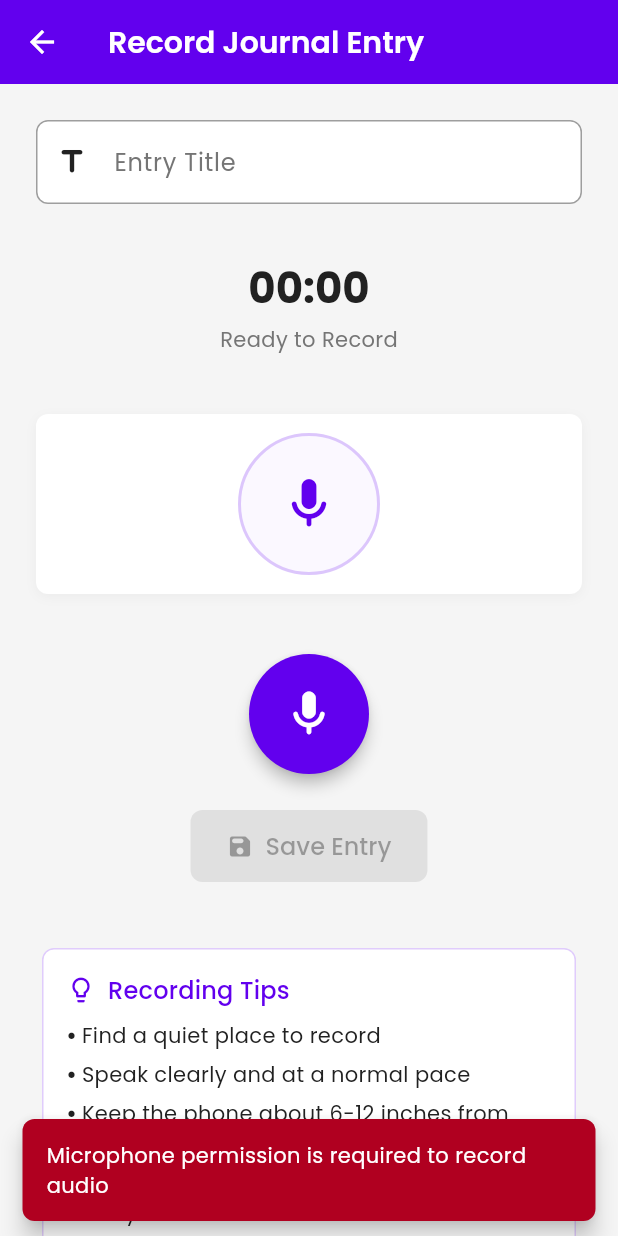
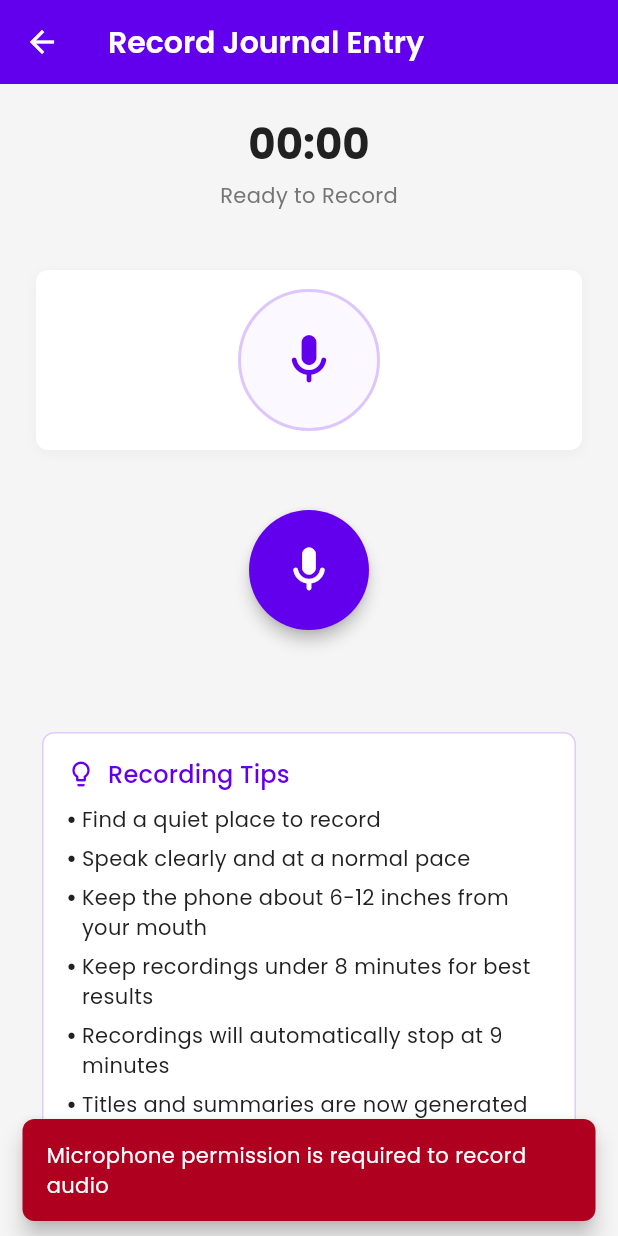
Before and after one commit to Emcoding15/AIDiary, a Flutter app: the RecordScreen screen opened directly, on a phone screen of 412 x 824 dp. Run offline on Flutter 3.47's test engine with Material 3 defaults, Android fonts, the phone set to English and light mode, and no system bars; our stand-ins replace firebase_auth, firebase_core, google_fonts, google_generative_ai, just_audio, permission_handler and 1 more; missing offline and left inert: ffmpeg_kit_flutter_new, record; accounts and stored records are empty.

Commit message:
Remove title input field and integrate AI-generated titles for journal entries

```diff
--- a/lib/screens/record_screen.dart
+++ b/lib/screens/record_screen.dart
@@ -19,7 +19,7 @@ class _RecordScreenState extends State<RecordScreen> with TickerProviderStateMix
   bool _isRecording = false;
   bool _isPaused = false;
   int _recordingDuration = 0;
-  final TextEditingController _titleController = TextEditingController();
+  // Removed title controller (title is now AI-generated)
   final RecordingService _recordingService = RecordingService();
   final AIService _aiService = AIService();
   late Timer _timer;
@@ -84,7 +84,7 @@ class _RecordScreenState extends State<RecordScreen> with TickerProviderStateMix
 
   @override
   void dispose() {
-    _titleController.dispose();
+  // _titleController removed
     if (_isRecording) {
       _stopTimer();
       _recordingService.cancelRecording();
@@ -211,20 +211,17 @@ class _RecordScreenState extends State<RecordScreen> with TickerProviderStateMix
     }
   }
 
-  Future<void> _stopRecording() async {
+  Future<void> _stopRecording({bool showSnackBar = true}) async {
     final path = await _recordingService.stopRecording();
     _stopTimer();
-
     // Get final file size
     await _updateFileSize();
-
     setState(() {
       _isRecording = false;
       _isPaused = false;
     });
     _micAnimationController.reverse();
-
-    if (path != null) {
+    if (showSnackBar && path != null) {
       ScaffoldMessenger.of(context).showSnackBar(
         SnackBar(
           content: const Text('Recording saved successfully'),
@@ -354,21 +351,6 @@ class _RecordScreenState extends State<RecordScreen> with TickerProviderStateMix
           child: Column(
             crossAxisAlignment: CrossAxisAlignment.stretch,
             children: [
-              // Title input field
-              TextField(
-                controller: _titleController,
-                decoration: InputDecoration(
-                  labelText: 'Entry Title',
-                  hintText: 'Give your journal entry a title',
-                  prefixIcon: const Icon(Icons.title_rounded),
-                  border: OutlineInputBorder(
-                    borderRadius: BorderRadius.circular(AppTheme.borderRadiusMedium),
-                  ),
-                ),
-                style: Theme.of(context).textTheme.bodyLarge,
-              ),
-
-              const SizedBox(height: 40),
 
               // Recording timer and file size
               Center(
@@ -475,8 +457,10 @@ class _RecordScreenState extends State<RecordScreen> with TickerProviderStateMix
 
               // Additional controls
               if (_isRecording) ...[
-                Row(
-                  mainAxisAlignment: MainAxisAlignment.center,
+                Wrap(
+                  alignment: WrapAlignment.center,
+                  spacing: 16,
+                  runSpacing: 12,
                   children: [
                     // Pause/Resume button
                     ElevatedButton.icon(
@@ -486,37 +470,89 @@ class _RecordScreenState extends State<RecordScreen> with TickerProviderStateMix
                             ? Theme.of(context).colorScheme.primary
                             : AppTheme.warningAmber,
                         foregroundColor: Colors.white,
+                        minimumSize: const Size(120, 48),
+                        padding: const EdgeInsets.symmetric(horizontal: 12, vertical: 10),
                       ),
                       icon: Icon(_isPaused ? Icons.play_arrow_rounded : Icons.pause_rounded),
                       label: Text(_isPaused ? 'Resume' : 'Pause'),
                     ),
-                    const SizedBox(width: 16),
                     // Save button
                     ElevatedButton.icon(
                       onPressed: _saveRecording,
                       style: ElevatedButton.styleFrom(
                         backgroundColor: AppTheme.successGreen,
                         foregroundColor: Colors.white,
+                        minimumSize: const Size(100, 48),
+                        padding: const EdgeInsets.symmetric(horizontal: 12, vertical: 10),
                       ),
                       icon: const Icon(Icons.save_rounded),
                       label: const Text('Save'),
                     ),
+                    // Discard button
+                    ElevatedButton.icon(
+                      onPressed: () async {
+                        if (_isRecording) await _stopRecording(showSnackBar: false);
+                        // Remove the current file if exists
+                        if (_recordingService.currentFilePath != null) {
+                          try {
+                            final file = File(_recordingService.currentFilePath!);
+                            if (await file.exists()) {
+                              await file.delete();
+                            }
+                          } catch (_) {}
+                        }
+                        Navigator.pop(context);
+                      },
+                      style: ElevatedButton.styleFrom(
+                        backgroundColor: AppTheme.errorColor,
+                        foregroundColor: Colors.white,
+                        minimumSize: const Size(110, 48),
+                        padding: const EdgeInsets.symmetric(horizontal: 12, vertical: 10),
+                      ),
+                      icon: const Icon(Icons.delete_rounded),
+                      label: const Text('Discard'),
+                    ),
                   ],
                 ),
               ] else ...[
-                // Save button (disabled until recording is made)
-                Center(
-                  child: ElevatedButton.icon(
-                    onPressed: _recordingService.currentFilePath != null ? _saveRecording : null,
-                    style: ElevatedButton.styleFrom(
-                      backgroundColor: AppTheme.successGreen,
-                      foregroundColor: Colors.white,
-                      disabledBackgroundColor: Colors.grey.shade300,
-                    ),
-                    icon: const Icon(Icons.save_rounded),
-                    label: const Text('Save Entry'),
+                // Save/Discard buttons after recording
+                if (_recordingService.currentFilePath != null) ...[
+                  Row(
+                    mainAxisAlignment: MainAxisAlignment.center,
+                    children: [
+                      ElevatedButton.icon(
+                        onPressed: _saveRecording,
+                        style: ElevatedButton.styleFrom(
+                          backgroundColor: AppTheme.successGreen,
+                          foregroundColor: Colors.white,
+                        ),
+                        icon: const Icon(Icons.save_rounded),
+                        label: const Text('Save Entry'),
+                      ),
+                      const SizedBox(width: 16),
+                      ElevatedButton.icon(
+                        onPressed: () async {
+                          // Remove the current file if exists
+                          if (_recordingService.currentFilePath != null) {
+                            try {
+                              final file = File(_recordingService.currentFilePath!);
+                              if (await file.exists()) {
+                                await file.delete();
+                              }
+                            } catch (_) {}
+                          }
+                          Navigator.pop(context);
+                        },
+                        style: ElevatedButton.styleFrom(
+                          backgroundColor: AppTheme.errorColor,
+                          foregroundColor: Colors.white,
+                        ),
+                        icon: const Icon(Icons.delete_rounded),
+                        label: const Text('Discard'),
+                      ),
+                    ],
                   ),
-                ),
+                ],
               ],
 
               const SizedBox(height: 16),
@@ -556,9 +592,9 @@ class _RecordScreenState extends State<RecordScreen> with TickerProviderStateMix
                         _buildTipItem('Find a quiet place to record'),
                         _buildTipItem('Speak clearly and at a normal pace'),
                         _buildTipItem('Keep the phone about 6-12 inches from your mouth'),
-                        _buildTipItem('Add a title that helps you remember this entry'),
                         _buildTipItem('Keep recordings under 8 minutes for best results'),
                         _buildTipItem('Recordings will automatically stop at 9 minutes'),
+                        _buildTipItem('Titles and summaries are now generated automatically!'),
                       ],
                     ),
                   ),
```
